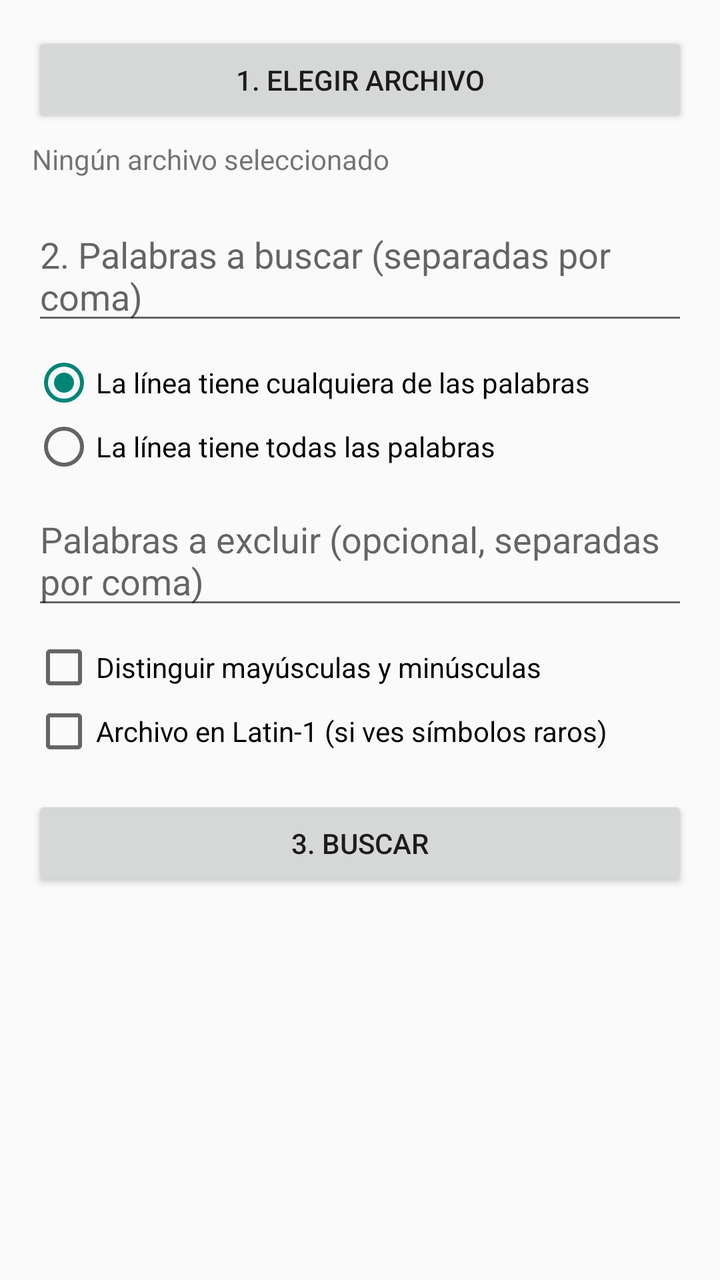
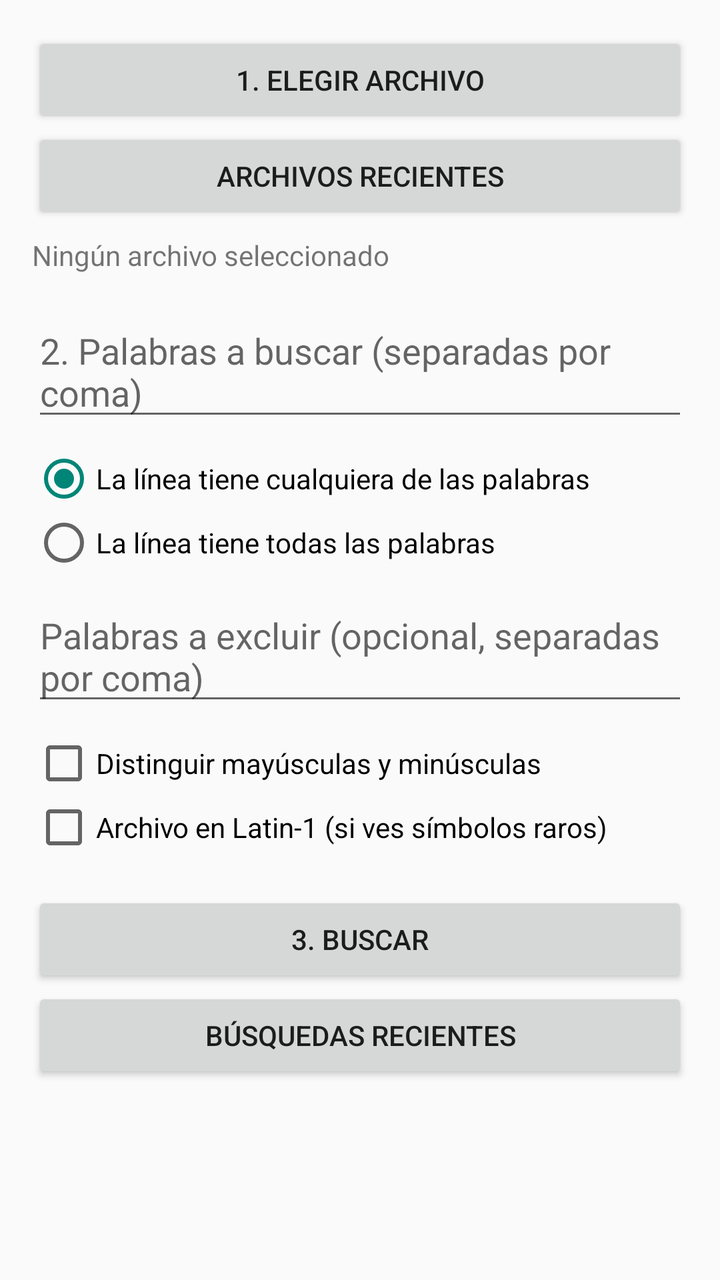

Compare the two renders of this Android layout. The source of the first and the diff that turns it into the second are given below.
<!-- AndroidManifest.xml: application theme android:Theme.Material.Light.DarkActionBar -->
<!-- res/layout/activity_main.xml -->
<?xml version="1.0" encoding="utf-8"?>
<ScrollView xmlns:android="http://schemas.android.com/apk/res/android"
    android:layout_width="match_parent"
    android:layout_height="match_parent"
    android:fillViewport="true">

    <LinearLayout
        android:layout_width="match_parent"
        android:layout_height="wrap_content"
        android:orientation="vertical"
        android:padding="16dp">

        <Button
            android:id="@+id/btnElegir"
            android:layout_width="match_parent"
            android:layout_height="wrap_content"
            android:text="1. Elegir archivo" />

        <TextView
            android:id="@+id/tvArchivo"
            android:layout_width="match_parent"
            android:layout_height="wrap_content"
            android:layout_marginTop="6dp"
            android:text="Ningún archivo seleccionado"
            android:textSize="14sp" />

        <EditText
            android:id="@+id/etBuscar"
            android:layout_width="match_parent"
            android:layout_height="wrap_content"
            android:layout_marginTop="16dp"
            android:hint="2. Palabras a buscar (separadas por coma)"
            android:inputType="textNoSuggestions|textMultiLine"
            android:minLines="1"
            android:maxLines="4" />

        <RadioGroup
            android:id="@+id/rgModo"
            android:layout_width="match_parent"
            android:layout_height="wrap_content"
            android:layout_marginTop="8dp"
            android:orientation="vertical">

            <RadioButton
                android:id="@+id/rbCualquiera"
                android:layout_width="wrap_content"
                android:layout_height="wrap_content"
                android:checked="true"
                android:text="La línea tiene cualquiera de las palabras" />

            <RadioButton
                android:id="@+id/rbTodas"
                android:layout_width="wrap_content"
                android:layout_height="wrap_content"
                android:text="La línea tiene todas las palabras" />
        </RadioGroup>

        <EditText
            android:id="@+id/etExcluir"
            android:layout_width="match_parent"
            android:layout_height="wrap_content"
            android:layout_marginTop="8dp"
            android:hint="Palabras a excluir (opcional, separadas por coma)"
            android:inputType="textNoSuggestions|textMultiLine"
            android:minLines="1"
            android:maxLines="3" />

        <CheckBox
            android:id="@+id/cbMayus"
            android:layout_width="wrap_content"
            android:layout_height="wrap_content"
            android:layout_marginTop="8dp"
            android:text="Distinguir mayúsculas y minúsculas" />

        <CheckBox
            android:id="@+id/cbLatin1"
            android:layout_width="wrap_content"
            android:layout_height="wrap_content"
            android:text="Archivo en Latin-1 (si ves símbolos raros)" />

        <Button
            android:id="@+id/btnBuscar"
            android:layout_width="match_parent"
            android:layout_height="wrap_content"
            android:layout_marginTop="16dp"
            android:text="3. Buscar" />

        <Button
            android:id="@+id/btnCancelar"
            android:layout_width="match_parent"
            android:layout_height="wrap_content"
            android:text="Cancelar"
            android:visibility="gone" />

        <ProgressBar
            android:id="@+id/barra"
            style="?android:attr/progressBarStyleHorizontal"
            android:layout_width="match_parent"
            android:layout_height="wrap_content"
            android:layout_marginTop="16dp"
            android:max="1000"
            android:visibility="invisible" />

        <TextView
            android:id="@+id/tvEstado"
            android:layout_width="match_parent"
            android:layout_height="wrap_content"
            android:layout_marginTop="8dp"
            android:textSize="15sp" />

        <LinearLayout
            android:id="@+id/llAcciones"
            android:layout_width="match_parent"
            android:layout_height="wrap_content"
            android:layout_marginTop="12dp"
            android:orientation="horizontal"
            android:visibility="gone">

            <Button
                android:id="@+id/btnGuardar"
                android:layout_width="0dp"
                android:layout_height="wrap_content"
                android:layout_weight="1"
                android:text="Guardar .txt" />

            <Button
                android:id="@+id/btnDescartar"
                android:layout_width="0dp"
                android:layout_height="wrap_content"
                android:layout_weight="1"
                android:text="Descartar" />
        </LinearLayout>

        <Button
            android:id="@+id/btnCopiar"
            android:layout_width="match_parent"
            android:layout_height="wrap_content"
            android:text="Copiar vista previa"
            android:visibility="gone" />

        <TextView
            android:id="@+id/tvPreviaTitulo"
            android:layout_width="match_parent"
            android:layout_height="wrap_content"
            android:layout_marginTop="12dp"
            android:textSize="15sp"
            android:textStyle="bold"
            android:visibility="gone" />

        <CheckBox
            android:id="@+id/cbSeparar"
            android:layout_width="wrap_content"
            android:layout_height="wrap_content"
            android:layout_marginTop="6dp"
            android:text="Separar campos por «:» (para copiar cada uno)"
            android:visibility="gone" />

        <TextView
            android:id="@+id/tvPrevia"
            android:layout_width="match_parent"
            android:layout_height="wrap_content"
            android:layout_marginTop="6dp"
            android:background="#EEEEEE"
            android:padding="8dp"
            android:textIsSelectable="true"
            android:textSize="12sp"
            android:typeface="monospace"
            android:visibility="gone" />
    </LinearLayout>
</ScrollView>
<!-- resources referenced by this layout -->
<resources>

</resources>

<!-- the commit's change to res/layout/activity_main.xml (unified diff, before → after) -->
@@ -15,6 +15,12 @@
             android:layout_width="match_parent"
             android:layout_height="wrap_content"
             android:text="1. Elegir archivo" />
+
+        <Button
+            android:id="@+id/btnRecientes"
+            android:layout_width="match_parent"
+            android:layout_height="wrap_content"
+            android:text="Archivos recientes" />
 
         <TextView
             android:id="@+id/tvArchivo"
@@ -84,6 +90,12 @@
             android:layout_height="wrap_content"
             android:layout_marginTop="16dp"
             android:text="3. Buscar" />
+
+        <Button
+            android:id="@+id/btnHistorial"
+            android:layout_width="match_parent"
+            android:layout_height="wrap_content"
+            android:text="Búsquedas recientes" />
 
         <Button
             android:id="@+id/btnCancelar"
